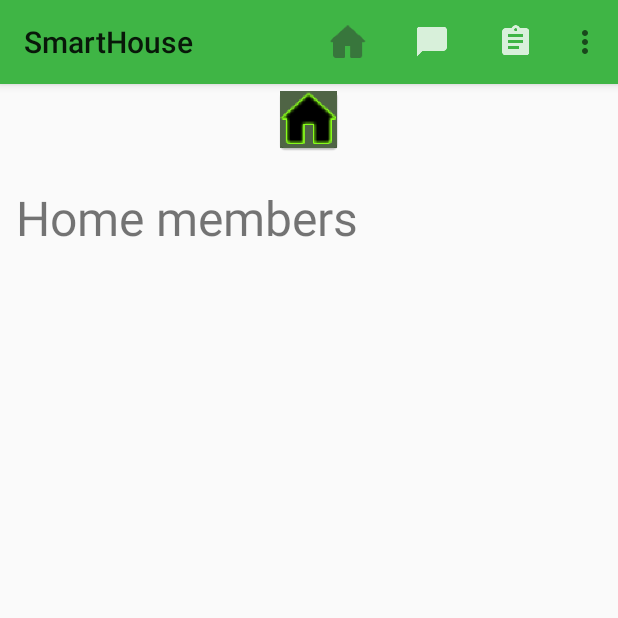
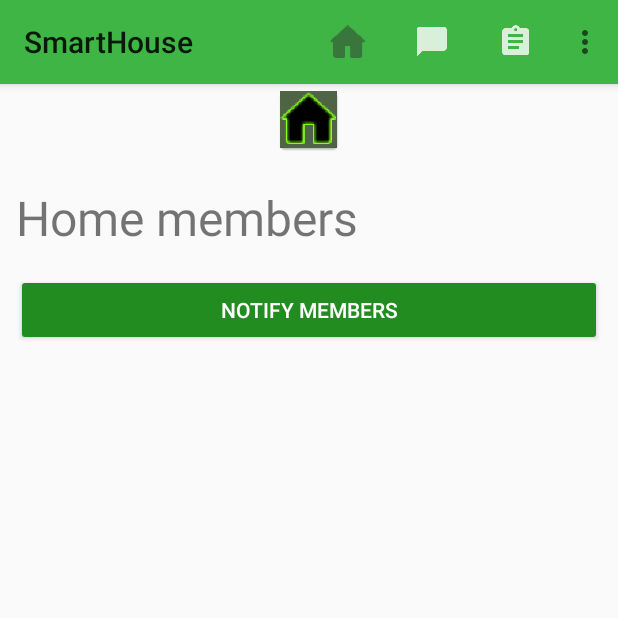
Before and after one commit to 2060408k/SmartHouse, an Android app: the MainActivity screen opened directly, with no data from a screen before it, on a phone screen of 412 x 824 dp, the top half of it. Run offline under Robolectric (Android 15) with nearby library versions, the phone set to English and light mode, and no system bars; our stand-ins replace Firebase (no records; nobody signed in at launch, a user with empty details on screens opened directly); 4 statements that could not run were skipped.

Commit message:
Merge branch 'master' of https://github.com/2060408k/SmartHouse
Conflicts:
	app/src/main/java/com/example/pbkou/smarthouse/MainActivity.java
	app/src/main/res/layout/content_main.xml

```diff
--- a/app/src/main/java/com/example/pbkou/smarthouse/MainActivity.java
+++ b/app/src/main/java/com/example/pbkou/smarthouse/MainActivity.java
@@ -193,7 +193,15 @@ public class MainActivity extends AppCompatActivity  {
         r_layout.setPadding(16, actionBarHeight, 16, 16);
 
 
+        Button send_btn = (Button) findViewById(R.id.add_not_btn);
+        send_btn.setOnClickListener(new View.OnClickListener() {
 
+            @Override
+            public void onClick(View v) {
+                Intent send_not_intent = new Intent(v.getContext(), SendNotification.class);
+                startActivity(send_not_intent);
+            }
+        });
 
         mNfcAdapter = NfcAdapter.getDefaultAdapter(this);
 
--- a/app/src/main/res/layout/content_main.xml
+++ b/app/src/main/res/layout/content_main.xml
@@ -32,6 +32,7 @@
         android:text="Home members"
         android:textSize="32dp"/>
 
+
     <LinearLayout
         android:id="@+id/home_ll"
         android:layout_width="match_parent"
@@ -39,6 +40,13 @@
         android:orientation="vertical"
         android:paddingLeft="16dp"
         android:paddingTop="16dp"></LinearLayout>
+
+    <Button
+        android:id="@+id/add_not_btn"
+        style="@style/Widget.AppCompat.Button.Colored"
+        android:layout_width="match_parent"
+        android:layout_height="wrap_content"
+        android:text="NOTIFY MEMBERS" />
     <RelativeLayout
         android:id="@+id/m_loadingPanel"
         android:layout_width="match_parent"
```
Also changed, not shown: app/src/main/java/com/example/pbkou/smarthouse/SendNotification.java (+7 -10 lines).
